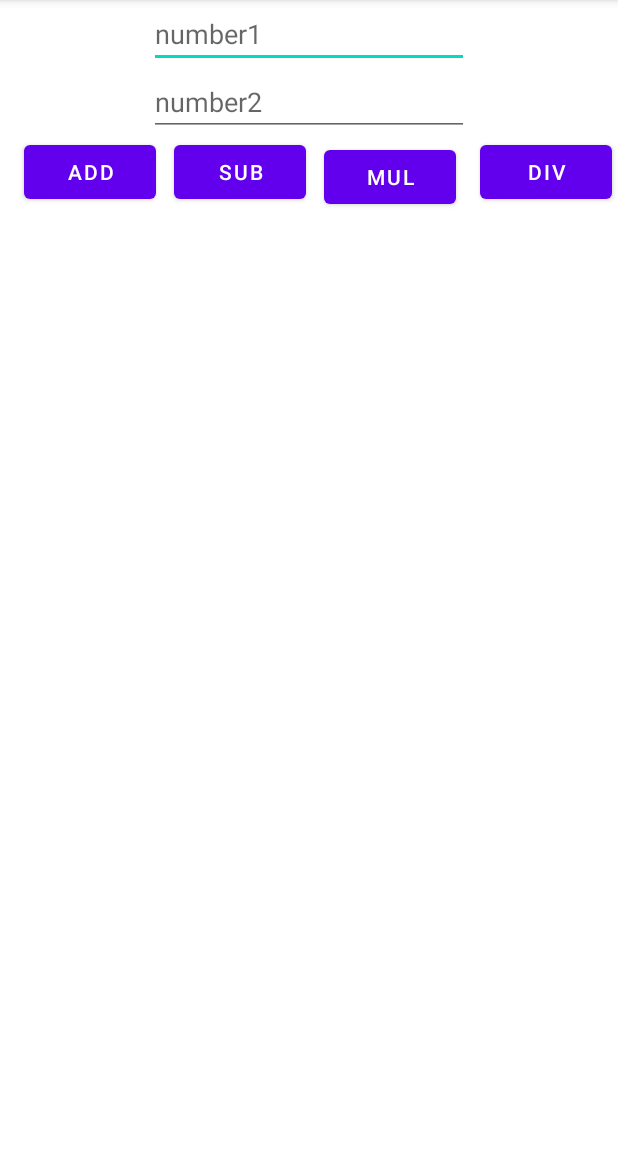
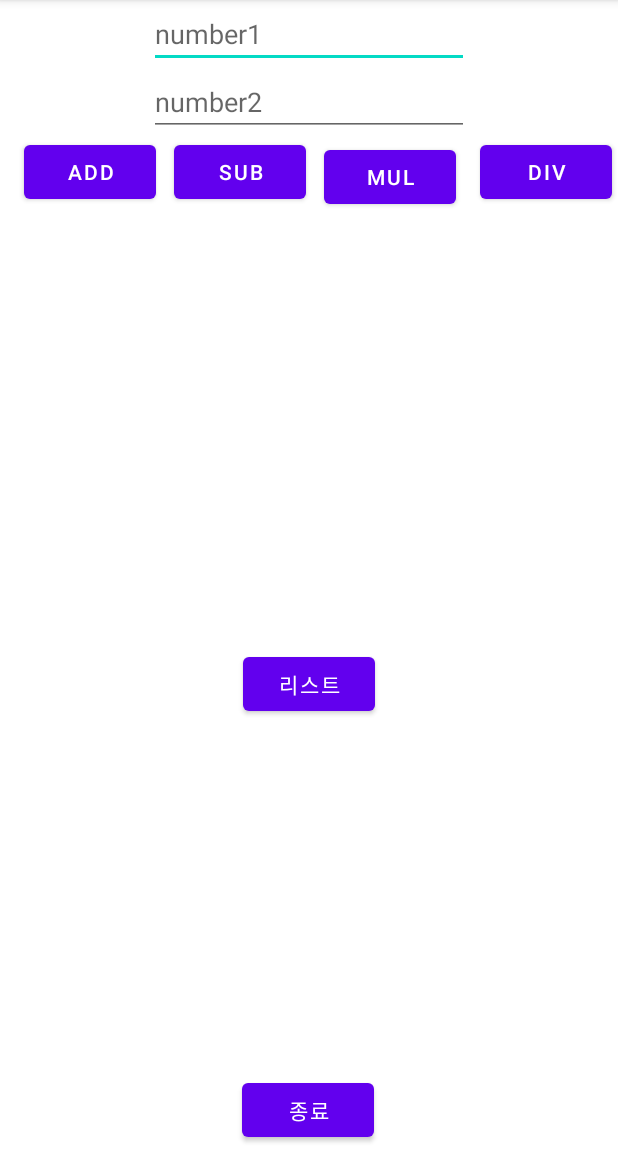
Before and after one commit to utang7750/Test, an Android app: the screen it shows after launch (MainActivity), on a phone screen of 412 x 824 dp, the part 84-1236 px from its top. Run offline under Robolectric (Android 15) with nearby library versions, the phone set to English and light mode, and no system bars.

Commit message:
add alertDialog and exitButton

```diff
--- a/app/src/main/res/layout/activity_main.xml
+++ b/app/src/main/res/layout/activity_main.xml
@@ -34,8 +34,8 @@
         android:layout_height="wrap_content"
         android:layout_marginStart="16dp"
         android:layout_marginLeft="16dp"
+        android:onClick="addClick"
         android:text="ADD"
-        android:onClick="addClick"
         app:layout_constraintStart_toStartOf="parent"
         app:layout_constraintTop_toBottomOf="@+id/number2" />
 
@@ -43,8 +43,8 @@
         android:id="@+id/subButton"
         android:layout_width="wrap_content"
         android:layout_height="wrap_content"
+        android:onClick="subClick"
         android:text="SUB"
-        android:onClick="subClick"
         app:layout_constraintEnd_toStartOf="@+id/mulButton"
         app:layout_constraintStart_toEndOf="@+id/addButton"
         app:layout_constraintTop_toBottomOf="@+id/number2" />
@@ -56,8 +56,8 @@
         android:layout_marginTop="3dp"
         android:layout_marginEnd="16dp"
         android:layout_marginRight="16dp"
+        android:onClick="mulClick"
         android:text="MUL"
-        android:onClick="mulClick"
         app:layout_constraintEnd_toStartOf="@+id/divButton"
         app:layout_constraintTop_toBottomOf="@+id/number2" />
 
@@ -67,8 +67,8 @@
         android:layout_height="wrap_content"
         android:layout_marginEnd="4dp"
         android:layout_marginRight="4dp"
+        android:onClick="divClick"
         android:text="DIV"
-        android:onClick="divClick"
         app:layout_constraintEnd_toEndOf="parent"
         app:layout_constraintTop_toBottomOf="@+id/number2" />
 
@@ -79,6 +79,30 @@
         android:textAppearance="@style/TextAppearance.AppCompat.Large"
         app:layout_constraintBottom_toBottomOf="parent"
         app:layout_constraintEnd_toEndOf="parent"
+        app:layout_constraintHorizontal_bias="0.496"
         app:layout_constraintStart_toStartOf="parent"
-        app:layout_constraintTop_toBottomOf="@+id/number2" />
+        app:layout_constraintTop_toBottomOf="@+id/number2"
+        app:layout_constraintVertical_bias="0.116" />
+
+    <Button
+        android:id="@+id/exitButton"
+        android:layout_width="wrap_content"
+        android:layout_height="wrap_content"
+        android:layout_marginBottom="4dp"
+        android:onClick="exitClick"
+        android:text="종료"
+        app:layout_constraintBottom_toBottomOf="parent"
+        app:layout_constraintEnd_toEndOf="parent"
+        app:layout_constraintHorizontal_bias="0.498"
+        app:layout_constraintStart_toStartOf="parent" />
+
+    <Button
+        android:id="@+id/listButton"
+        android:layout_width="wrap_content"
+        android:layout_height="wrap_content"
+        android:text="리스트"
+        app:layout_constraintBottom_toTopOf="@+id/exitButton"
+        app:layout_constraintEnd_toEndOf="parent"
+        app:layout_constraintStart_toStartOf="parent"
+        app:layout_constraintTop_toBottomOf="@+id/resultView" />
 </androidx.constraintlayout.widget.ConstraintLayout>
```
Also changed, not shown: app/src/main/java/com/example/test/MainActivity.java (+71 -0 lines).
